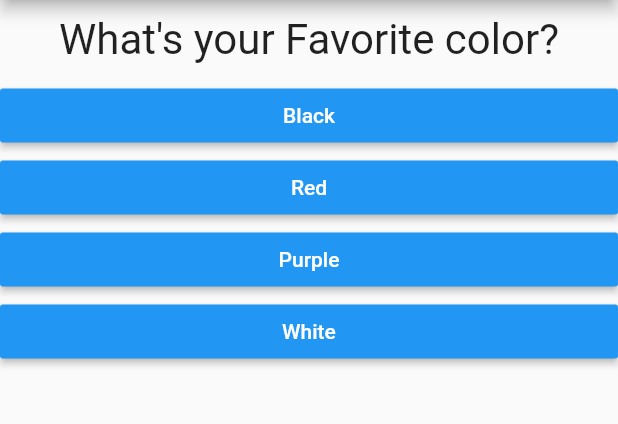
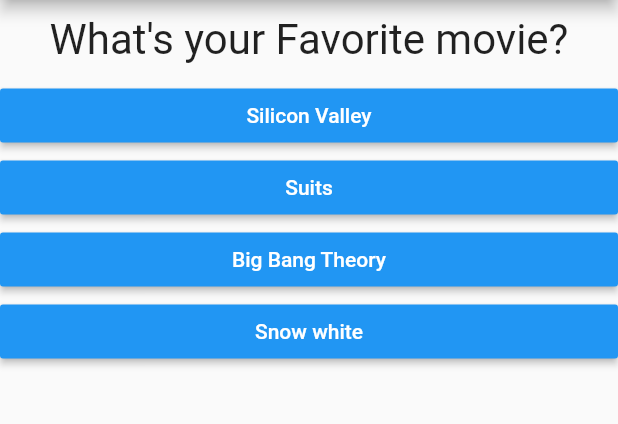
Before and after one commit to CynthiaPeter/QuizApp, a Flutter app: the screen it shows after launch, on a phone screen of 412 x 824 dp, the part 84-508 px from its top. Run offline on Flutter 3.47's test engine with Material 2 defaults, Android fonts, the phone set to English and light mode, and no system bars.

Commit message:
implemented adding scores to answers

```diff
--- a/lib/main.dart
+++ b/lib/main.dart
@@ -1,7 +1,7 @@
 import 'package:flutter/material.dart';
 
-import './questions.dart';
-import './answers.dart';
+import './quiz.dart';
+import './result.dart';
 
 void main() {
   runApp(QuizApp());
@@ -15,39 +15,54 @@ class QuizApp extends StatefulWidget {
 }
 
 class _QuizAppState extends State<QuizApp> {
-  final questions = const[
+  final _questions = const [
     {
-        'questionText': 'What\'s your Favorite color?',
-        'answers': ['Black', 'Red', 'Purple', 'White'],
+      'questionText': 'What\'s your Favorite movie?',
+      'answers': [
+        {'text': 'Silicon Valley', 'score': 1},
+        {'text': 'Suits', 'score': 2},
+        {'text': 'Big Bang Theory', 'score':3},
+        {'text': 'Snow white', 'score': 4}
+        ],
     },
     {
-        'questionText': 'What\'s your Favorite food?',
-        'answers': ['Jollof', 'Fried Rice', 'Banga Rice', 'Coconut Rice'],
+      'questionText': 'What\'s your Second Language?',
+      'answers': [
+        {'text':'Igbo', 'score':8},
+        {'text': 'Hausa', 'score':6},
+        {'text': 'Yoruba', 'score':7},
+        {'text': 'English', 'score':10},
+        ],
     },
     {
-        'questionText': 'What\'s your Favorite pet?',
-        'answers': ['Puppy', 'Snake', 'Cat', 'Rabbit'],
+      'questionText': 'Who\'s your Favorite Artist?',
+      'answers': [
+        {'text':'6lack', 'score': 3},
+        {'text': 'J.Cole', 'score': 7},
+        {'text': 'John Legend', 'score':10},
+        {'text': 'Adele', 'score':5},
+        ],
     },
   ];
   var _questionIndex = 0;
+  var _totalScore = 0;
 
-  void _answerQuestion() {
+  void _answerQuestion(int score) {
+    _totalScore += score;
 
     setState(() {
       _questionIndex = _questionIndex + 1;
     });
     print(_questionIndex);
-    if (_questionIndex < questions.length) {
-      print('we have more questions');
+    if (_questionIndex < _questions.length) {
+      print('done');
     } else {
       print('No more questions');
     }
-
   }
 
   @override
   Widget build(BuildContext context) {
-
     return MaterialApp(
       debugShowCheckedModeBanner: false,
       home: Scaffold(
@@ -55,16 +70,13 @@ class _QuizAppState extends State<QuizApp> {
           title: Text("QuizApp"),
           centerTitle: true,
         ),
-        body: _questionIndex < questions.length ? Column(
-          children: [
-            Question(
-              questions[_questionIndex]['questionText'],
-            ),
-           ...(questions[_questionIndex]['answers'] as List<String>).map((answer) {
-              return Answer(_answerQuestion, answer);
-            }).toList()
-          ],
-        ) : Center(child: Text('Congratulations!'),),
+        body: _questionIndex < _questions.length
+            ? Quiz(
+              answerQuestion: _answerQuestion,
+              questionIndex: _questionIndex,
+              questions: _questions,
+            )
+            : Result(_totalScore)
       ),
     );
   }
--- /dev/null
+++ b/lib/quiz.dart
@@ -0,0 +1,29 @@
+import 'package:flutter/material.dart';
+
+import './questions.dart';
+import './answers.dart';
+
+class Quiz extends StatelessWidget {
+  final List<Map<String, Object>> questions;
+  final int questionIndex;
+  final Function answerQuestion;
+
+  Quiz({
+      @required this.questions,
+      @required this.answerQuestion,
+      @required this.questionIndex});
+
+  @override
+  Widget build(BuildContext context) {
+    return Column(
+      children: [
+        Question(
+          questions[questionIndex]['questionText'],
+        ),
+        ...(questions[questionIndex]['answers'] as List<Map<String, Object>>).map((answer) {
+          return Answer(() => answerQuestion(answer['score']), answer['text']);
+        }).toList()
+      ],
+    );
+  }
+}
```
Also changed, not shown: lib/result.dart (added, +33 -0 lines). Lines whose indentation alone changed are shown as unchanged.
